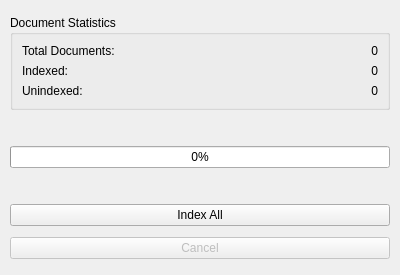
Capsize-Games/airunner, file src/airunner/components/home_stage/gui/widgets/templates/knowledge_base_panel.ui: the form before one commit.
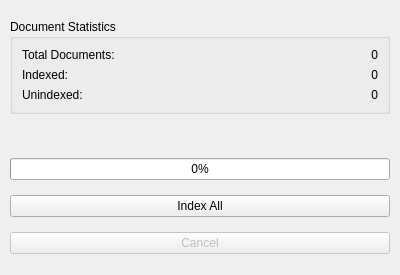
The form after the commit.

Commit message: fix RAG indexing from GUI

Patch:
```diff
--- a/src/airunner/components/home_stage/gui/widgets/templates/knowledge_base_panel.ui
+++ b/src/airunner/components/home_stage/gui/widgets/templates/knowledge_base_panel.ui
@@ -133,25 +133,6 @@
      </property>
     </widget>
    </item>
-   <item>
-    <widget class="QLabel" name="progress_text">
-     <property name="sizePolicy">
-      <sizepolicy hsizetype="Preferred" vsizetype="Maximum">
-       <horstretch>0</horstretch>
-       <verstretch>0</verstretch>
-      </sizepolicy>
-     </property>
-     <property name="text">
-      <string/>
-     </property>
-     <property name="alignment">
-      <set>Qt::AlignmentFlag::AlignCenter</set>
-     </property>
-     <property name="wordWrap">
-      <bool>true</bool>
-     </property>
-    </widget>
-   </item>
    <item>
     <widget class="QPushButton" name="index_button">
      <property name="cursor">
```
The commit also changes 7 other files.
